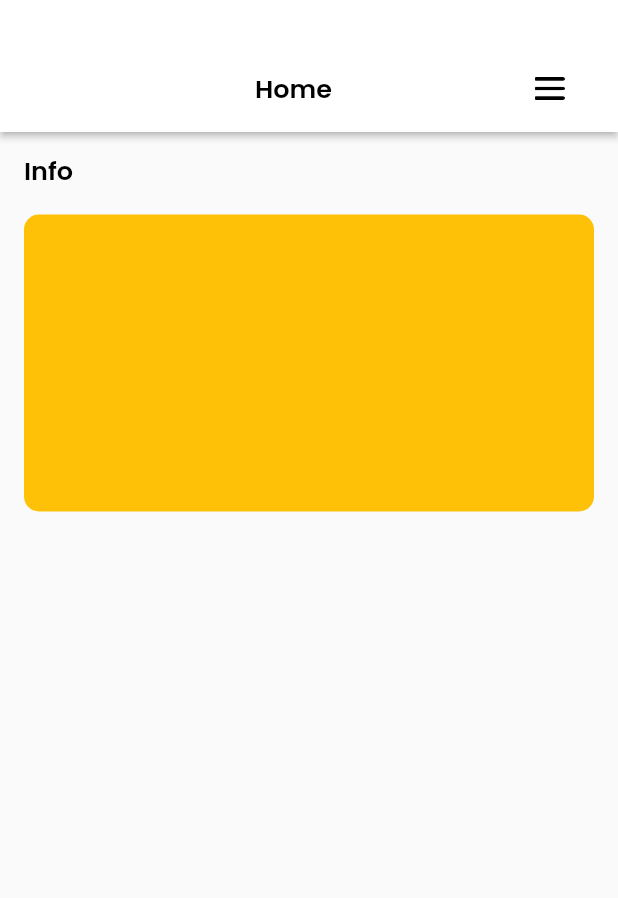
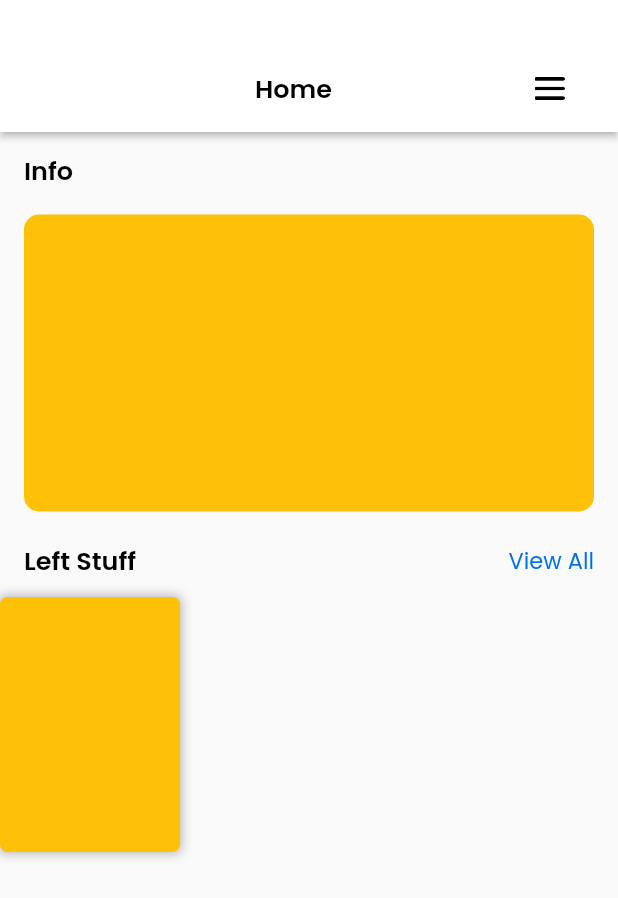
Before and after one commit to fathulaziss/infotech, a Flutter app: the screen it shows after launch, on a phone screen of 412 x 824 dp. Shown: the top 898 px of the screen. Run offline on Flutter 3.47's test engine with Material 2 defaults, Android fonts, the phone set to English and light mode, and no system bars; our stand-ins replace google_fonts, material_design_icons_flutter.

Commit message:
editing home page

```diff
--- a/lib/ui/pages/home_page.dart
+++ b/lib/ui/pages/home_page.dart
@@ -49,13 +49,43 @@ class HomePage extends StatelessWidget {
                   fontWeight: FontWeight.w600),
             ),
           ),
+          // List Info
           Container(
             width: double.infinity,
             height: 198,
             margin: EdgeInsets.symmetric(horizontal: 16),
             decoration: BoxDecoration(
                 borderRadius: BorderRadius.circular(10), color: Colors.amber),
-          )
+          ),
+          SizedBox(
+            height: 20,
+          ),
+          Container(
+            margin: EdgeInsets.symmetric(horizontal: 16),
+            child: Row(
+              mainAxisAlignment: MainAxisAlignment.spaceBetween,
+              children: [
+                Text(
+                  "Left Stuff",
+                  style: GoogleFonts.poppins(
+                      color: Colors.black,
+                      fontSize: 17,
+                      fontWeight: FontWeight.w600),
+                ),
+                Text(
+                  "View All",
+                  style: GoogleFonts.poppins(
+                      color: Color(0xFF0071ED),
+                      fontSize: 15,
+                      fontWeight: FontWeight.w400),
+                ),
+              ],
+            ),
+          ),
+          SizedBox(
+            height: 12,
+          ),
+          StuffCard()
         ],
       ),
     );
--- a/lib/ui/pages/pages.dart
+++ b/lib/ui/pages/pages.dart
@@ -2,7 +2,6 @@ import 'package:flutter/material.dart';
 import 'package:google_fonts/google_fonts.dart';
 import 'package:infotech/shared/shared.dart';
 import 'package:infotech/ui/widgets/widgets.dart';
-import 'package:material_design_icons_flutter/material_design_icons_flutter.dart';
 
 part 'splash_page.dart';
 part 'sign_in_page.dart';
--- /dev/null
+++ b/lib/ui/widgets/stuff_card.dart
@@ -0,0 +1,21 @@
+part of 'widgets.dart';
+
+class StuffCard extends StatelessWidget {
+  @override
+  Widget build(BuildContext context) {
+    return Container(
+      width: 120,
+      height: 170,
+      decoration: BoxDecoration(
+        borderRadius: BorderRadius.circular(5),
+        color: Colors.amber,
+        boxShadow: [
+          BoxShadow(spreadRadius: 1, blurRadius: 5, color: Colors.black26)
+        ],
+      ),
+      child: Column(
+        children: [],
+      ),
+    );
+  }
+}
--- a/lib/ui/widgets/widgets.dart
+++ b/lib/ui/widgets/widgets.dart
@@ -4,3 +4,4 @@ import 'package:infotech/shared/shared.dart';
 import 'package:material_design_icons_flutter/material_design_icons_flutter.dart';
 
 part 'custom_bottom_navbar.dart';
+part 'stuff_card.dart';
```
Also changed, not shown: 1 other file.
